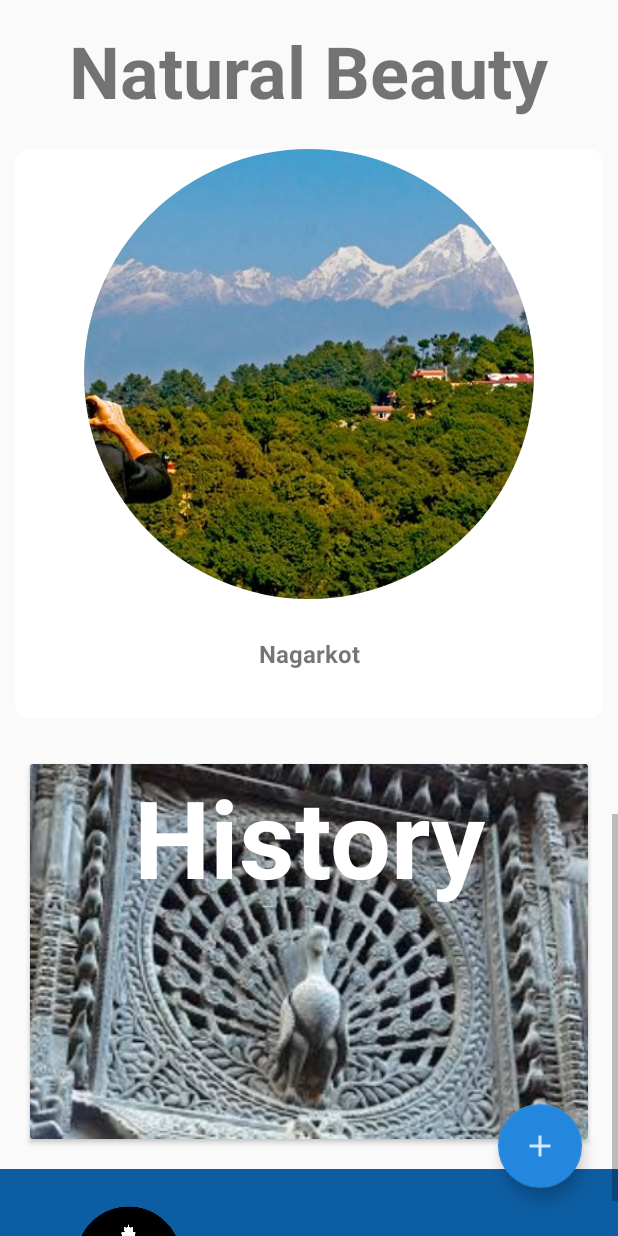
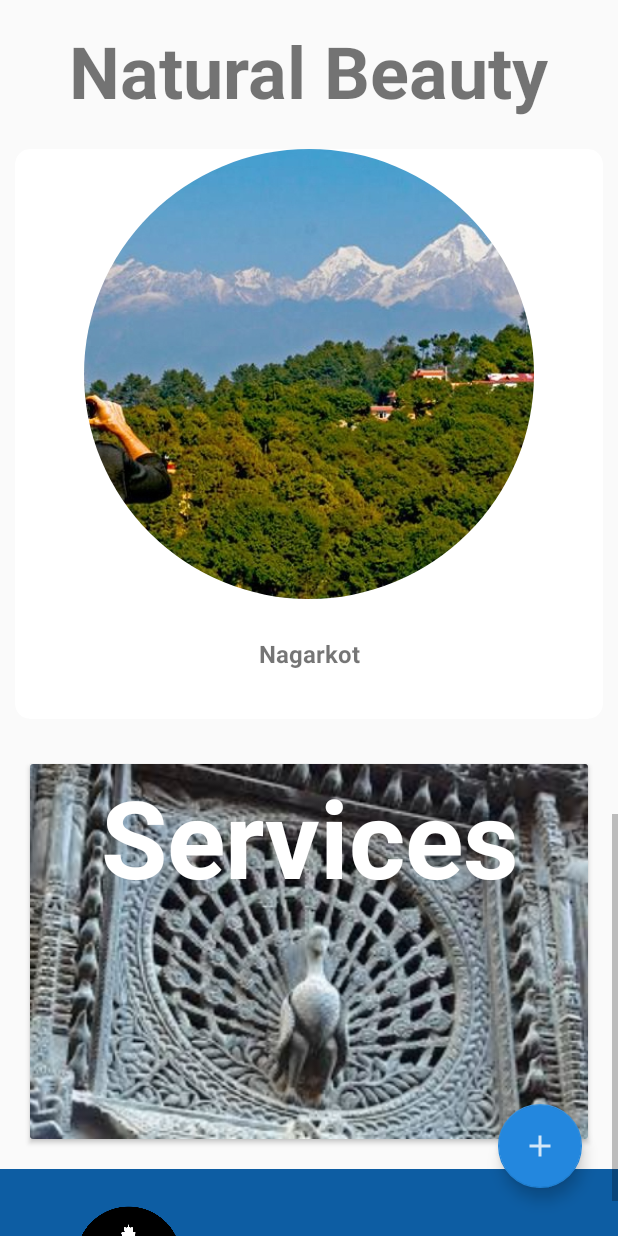
Before and after one commit to shakyaninja/BTA, an Android app: the screen it shows after launch (MainActivity), scrolled down 1730 dp, on a phone screen of 412 x 824 dp. Run offline under Robolectric (Android 15) with nearby library versions, the phone set to English and light mode, and no system bars; plain views replace SelectableRoundedImageView; pictures from the network do not load.

```diff
--- a/app/src/main/AndroidManifest.xml
+++ b/app/src/main/AndroidManifest.xml
@@ -36,7 +36,7 @@
             android:name=".activities.GuidesActivity"
             android:label="@string/title_activity_guides"
             android:theme="@style/NoActionBar" />
-        <activity android:name=".activities.HistoryActivity" />
+        <activity android:name=".activities.ServicesActivity" />
         <activity
             android:name=".activities.DetailActivity"
             android:label="@string/title_activity_detail"
--- a/app/src/main/java/com/example/bta/activities/MainActivity.java
+++ b/app/src/main/java/com/example/bta/activities/MainActivity.java
@@ -31,7 +31,7 @@ public class MainActivity extends AppCompatActivity {
     private RecyclerView recyclerView;
     private FloatingActionButton fab_main, fab1_location, fab2_Info,fab3_guide;
     private Animation fab_open, fab_close, fab_clock, fab_anticlock;
-    TextView history;
+    TextView services;
 
     Boolean isOpen = false;
     RecyclerView.LayoutManager layoutManager;
@@ -73,12 +73,12 @@ public class MainActivity extends AppCompatActivity {
 
 //        for history buttons
 
-        history = findViewById(R.id.history_text);
+        services = findViewById(R.id.service_text);
 
-        history.setOnClickListener(new View.OnClickListener() {
+        services.setOnClickListener(new View.OnClickListener() {
             @Override
             public void onClick(View view) {
-                Intent intent = new Intent(MainActivity.this,HistoryActivity.class);
+                Intent intent = new Intent(MainActivity.this, ServicesActivity.class);
                 startActivity(intent);
             }
         });
@@ -244,6 +244,4 @@ public class MainActivity extends AppCompatActivity {
     arrayList4.add(new ImageTitle("Ghyampe Dada",R.drawable.ghyampedada));
     arrayList4.add(new ImageTitle("MuhanPokhari",R.drawable.muhan));
 }
-
-
 }
--- a/app/src/main/java/com/example/bta/activities/HistoryActivity.java
+++ b/app/src/main/java/com/example/bta/activities/ServicesActivity.java
@@ -10,7 +10,7 @@ import androidx.fragment.app.FragmentTransaction;
 import com.example.bta.R;
 import com.example.bta.fragments.HistoryPlaceFragment;
 
-public class HistoryActivity extends AppCompatActivity {
+public class ServicesActivity extends AppCompatActivity {
 
     FrameLayout frameLayout;
     @Override
--- a/app/src/main/res/layout/activity_history.xml
+++ b/app/src/main/res/layout/activity_history.xml
@@ -4,7 +4,7 @@
     xmlns:tools="http://schemas.android.com/tools"
     android:layout_width="match_parent"
     android:layout_height="match_parent"
-    tools:context=".activities.HistoryActivity">
+    tools:context=".activities.ServicesActivity">
     <FrameLayout
         android:layout_width="match_parent"
         android:layout_height="match_parent"
--- a/app/src/main/res/layout/activity_main.xml
+++ b/app/src/main/res/layout/activity_main.xml
@@ -119,9 +119,9 @@
                                 <TextView
                                     android:layout_width="match_parent"
                                     android:layout_height="wrap_content"
-                                    android:id="@+id/history_text"
+                                    android:id="@+id/service_text"
                                     android:gravity="center"
-                                    android:text="@string/history"
+                                    android:text="@string/service_text"
                                     android:textSize="72sp"
                                     android:textStyle="bold"
                                     android:textColor="@color/white"
--- a/app/src/main/res/layout/content_card_guide.xml
+++ b/app/src/main/res/layout/content_card_guide.xml
@@ -57,6 +57,7 @@
             android:layout_width="match_parent"
             android:layout_height="wrap_content"
             android:textSize="14sp"
+            android:padding="10dp"
             android:textAlignment="center"
             tools:text="Pottery Square"
             />
--- a/app/src/main/res/values/strings.xml
+++ b/app/src/main/res/values/strings.xml
@@ -167,4 +167,5 @@
     <string name="title_activity_info">InfoActivity</string>
     <string name="tab_text_1">Tab 1</string>
     <string name="tab_text_2">Tab 2</string>
+    <string name="service_text">Services</string>
 </resources>
```
